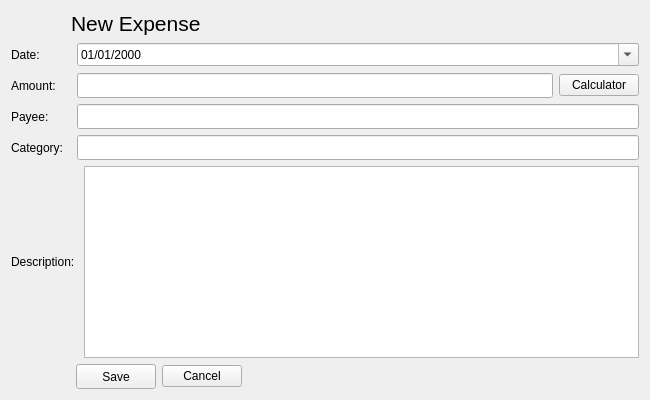
Before: the Qt Designer form addexpense.ui in m-muhsin/QFinance, drawn with Qt 5.
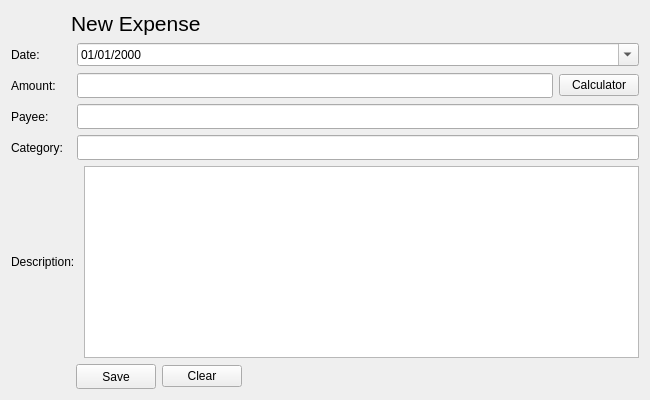
After: the same form once the commit is applied.

The edit to the form file:
```diff
--- a/addexpense.ui
+++ b/addexpense.ui
@@ -50,7 +50,7 @@
        <item>
         <widget class="QPushButton" name="btnCancel">
          <property name="text">
-          <string>Cancel</string>
+          <string>Clear</string>
          </property>
         </widget>
        </item>
```
